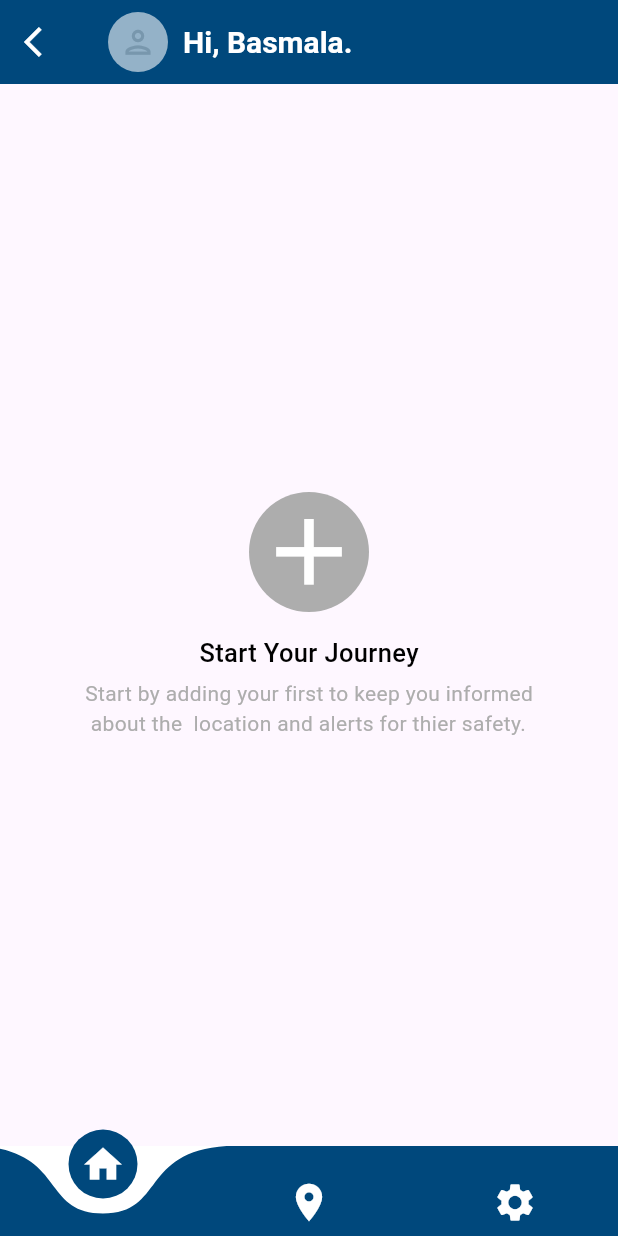
After one commit to aymanaboelela/sight-mata-app-Fluttter-Ai, a Flutter app: the HomeView screen opened by its route, after a tap on the "add" icon, on a phone screen of 412 x 824 dp. The commit adds this screen. Run offline on Flutter 3.47's test engine with Material 3 defaults, Android fonts, the light colour scheme and no system bars; drawn by our look-alikes of curved_navigation_bar; our stand-ins replace bloc, dots_indicator, flutter_bloc, flutter_screenutil, flutter_svg, go_router and 6 more; accounts and stored records are empty; Roboto replaces fonts that are missing (Bahnschrift); project files that could hold a hidden picture were left out.

Commit message:
finish home view

```diff
--- a/lib/core/utils/router/app_router.dart
+++ b/lib/core/utils/router/app_router.dart
@@ -2,6 +2,7 @@
 
 import 'package:go_router/go_router.dart';
 import 'package:sight_mate_app/core/utils/router/page_transition.dart';
+import 'package:sight_mate_app/presentation/screens/Distance_Off_view.dart';
 import 'package:sight_mate_app/presentation/screens/create_acounte.dart';
 import 'package:sight_mate_app/presentation/screens/home_view.dart';
 import 'package:sight_mate_app/presentation/screens/login_view.dart';
@@ -13,7 +14,7 @@ abstract class AppRouter {
   static const kLoginView = '/login';
   static const kHomeView = '/homeview';
   static const kSignUp = '/signup';
-
+  static const kDistanceOff = '/DistanceOff';
   // edit house
 
   static final router = GoRouter(
@@ -41,7 +42,12 @@ abstract class AppRouter {
       GoRoute(
         path: kHomeView,
         pageBuilder: (context, state) =>
-            PageTransitionManager.fadeTransition( HomeView()),
+            PageTransitionManager.fadeTransition(HomeView()),
+      ),
+      GoRoute(
+        path: kDistanceOff,
+        pageBuilder: (context, state) =>
+            PageTransitionManager.fadeTransition(const DistanceOffView()),
       ),
     ],
   );
--- /dev/null
+++ b/lib/presentation/screens/Distance_Off_view.dart
@@ -0,0 +1,142 @@
+import 'package:flutter/material.dart';
+import 'package:sight_mate_app/core/constants/colors.dart';
+import 'package:sight_mate_app/presentation/widgets/CustomTextFormField.dart';
+import 'package:sight_mate_app/presentation/widgets/saveButton.dart';
+
+class DistanceOffView extends StatefulWidget {
+  const DistanceOffView({super.key});
+
+  @override
+  State<DistanceOffView> createState() => _DistanceOffViewState();
+}
+
+class _DistanceOffViewState extends State<DistanceOffView> {
+  bool isSwitched = false; // Initial state
+
+  Widget build(BuildContext context) {
+    return Scaffold(
+      appBar: AppBar(
+        automaticallyImplyLeading: true,
+        backgroundColor: AppColors.primaryBlueColor,
+        leading: IconButton(
+            onPressed: () {
+              Navigator.pop(context);
+            },
+            icon: const Icon(
+              Icons.arrow_back_ios,
+              color: Colors.white,
+            )),
+        title: const Row(
+          children: [
+            CircleAvatar(
+              radius: 20,
+              backgroundColor: Color(0xff94B2C8),
+              child: Icon(
+                Icons.person_outlined,
+                color: Color(0xff7897AD),
+                size: 25,
+              ),
+            ),
+            SizedBox(
+              width: 10,
+            ),
+            Text(
+              "Hi, Basmala.",
+              style: TextStyle(
+                  fontSize: 20,
+                  color: Colors.white,
+                  fontFamily: 'Bahnschrift',
+                  fontWeight: FontWeight.bold),
+            )
+          ],
+        ),
+      ),
+      body:  Padding(
+        padding: const EdgeInsets.only(left: 20, right: 20, top: 50),
+        child: Column(
+          children: [
+            const Customtextformfield(
+              label: "User's Name",
+              hintText: 'Enter name',
+              prefixIcon: Icons.person_3_outlined,
+            ),
+          const SizedBox(height: 20,),
+            const Customtextformfield(
+              label: "Email",
+              hintText:"Enter User's Email",
+              prefixIcon: Icons.email_outlined,
+            ),
+           const SizedBox(height: 30,),
+             Row(
+              mainAxisAlignment: MainAxisAlignment.spaceBetween,
+              children: [
+              const   Text("Set Distance Alert",
+              style: TextStyle(
+                fontSize: 16,
+                fontWeight: FontWeight.bold,
+                color: AppColors.primaryBlueColor
+              ),),
+              Spacer(),
+
+
+
+
+                GestureDetector(
+          onTap: () {
+            setState(() {
+              isSwitched = !isSwitched;
+            });
+          },
+          child: Container(
+            width: 70, // Control width
+            height: 25, // Control height
+            decoration: BoxDecoration(
+              borderRadius: BorderRadius.circular(20),
+              color: isSwitched ? AppColors.primaryBlueColor : Colors.grey[400],
+            ),
+            child: Stack(
+              alignment: Alignment.center,
+              children: [
+                Align(
+                  alignment: isSwitched ? Alignment.centerRight : Alignment.centerLeft,
+                  child: Padding(
+                    padding: const EdgeInsets.symmetric(horizontal: 5.0),
+                    child: Text(
+                      isSwitched ? "on" : "off",
+                      style: TextStyle(
+                        color: isSwitched ? Colors.white : Colors.black,
+                        fontWeight: FontWeight.bold,
+                      ),
+                    ),
+                  ),
+                ),
+                AnimatedAlign(
+                  duration: Duration(milliseconds: 100),
+                  curve: Curves.easeInOut,
+                  alignment: isSwitched ? Alignment.centerRight : Alignment.centerLeft,
+                  child: Container(
+                    width: 20,
+                    height: 20,
+                    margin: const EdgeInsets.symmetric(horizontal: 3),
+                    decoration:const BoxDecoration(
+                      shape: BoxShape.circle,
+                      color: Colors.white,
+                    ),
+                  ),
+                ),
+              ],
+            ),
+          ),
+        ),
+                const Spacer(flex: 3,),
+                const Icon(Icons.info_outline,color: Colors.grey,size: 40,)
+              ],
+            ),
+            const SizedBox(height: 90,),
+          Savebutton(onPressed:(){} ,)
+          ],
+        ),
+      ),
+    );
+  }
+}
--- /dev/null
+++ b/lib/presentation/screens/Distance_On_View.dart
@@ -0,0 +1,176 @@
+import 'package:flutter/material.dart';
+import 'package:sight_mate_app/core/constants/colors.dart';
+import 'package:sight_mate_app/presentation/widgets/CustomTextFormField.dart';
+import 'package:sight_mate_app/presentation/widgets/SetDistanceContainer.dart';
+import 'package:sight_mate_app/presentation/widgets/saveButton.dart';
+
+class DistanceONView extends StatefulWidget {
+  const DistanceONView({super.key});
+
+  @override
+  State<DistanceONView> createState() => _DistanceONViewState();
+}
+
+class _DistanceONViewState extends State<DistanceONView> {
+  bool isSwitched = false; // Initial state
+    double _currentValue = 0;
+
+
+  Widget build(BuildContext context) {
+    return Scaffold(
+      appBar: AppBar(
+        automaticallyImplyLeading: true,
+        backgroundColor: AppColors.primaryBlueColor,
+        leading: IconButton(
+            onPressed: () {
+              Navigator.pop(context);
+            },
+            icon: const Icon(
+              Icons.arrow_back_ios,
+              color: Colors.white,
+            )),
+        title: const Row(
+          children: [
+            CircleAvatar(
+              radius: 20,
+              backgroundColor: Color(0xff94B2C8),
+              child: Icon(
+                Icons.person_outlined,
+                color: Color(0xff7897AD),
+                size: 25,
+              ),
+            ),
+            SizedBox(
+              width: 10,
+            ),
+            Text(
+              "Hi, Basmala.",
+              style: TextStyle(
+                  fontSize: 20,
+                  color: Colors.white,
+                  fontFamily: 'Bahnschrift',
+                  fontWeight: FontWeight.bold),
+            )
+          ],
+        ),
+      ),
+      body:  Padding(
+        padding: const EdgeInsets.only(left: 20, right: 20, top: 30),
+        child: Column(
+          children: [
+            const Customtextformfield(
+              label: "User's Name",
+              hintText: 'Enter name',
+              prefixIcon: Icons.person_3_outlined,
+            ),
+          const SizedBox(height: 20,),
+            const Customtextformfield(
+              label: "Email",
+              hintText:"Enter User's Email",
+              prefixIcon: Icons.email_outlined,
+            ),
+           const SizedBox(height: 30,),
+             Row(
+              mainAxisAlignment: MainAxisAlignment.spaceBetween,
+              children: [
+              const   Text("Set Distance Alert",
+              style: TextStyle(
+                fontSize: 16,
+                fontWeight: FontWeight.bold,
+                color: AppColors.primaryBlueColor
+              ),),
+              Spacer(),
+
+
+
+                GestureDetector(
+          onTap: () {
+            setState(() {
+              isSwitched = !isSwitched;
+            });
+          },
+          child: Container(
+            width: 70, // Control width
+            height: 25, // Control height
+            decoration: BoxDecoration(
+              borderRadius: BorderRadius.circular(20),
+              color: isSwitched ? AppColors.primaryBlueColor : Colors.grey[400],
+            ),
+            child: Stack(
+              alignment: Alignment.center,
+              children: [
+                Align(
+                  alignment: isSwitched ? Alignment.centerRight : Alignment.centerLeft,
+                  child: Padding(
+                    padding: const EdgeInsets.symmetric(horizontal: 5.0),
+                    child: Text(
+                      isSwitched ? "on" : "off",
+                      style: TextStyle(
+                        color: isSwitched ? Colors.white : Colors.black,
+                        fontWeight: FontWeight.bold,
+                      ),
+                    ),
+                  ),
+                ),
+                AnimatedAlign(
+                  duration: Duration(milliseconds: 100),
+                  curve: Curves.easeInOut,
+                  alignment: isSwitched ? Alignment.centerRight : Alignment.centerLeft,
+                  child: Container(
+                    width: 20,
+                    height: 20,
+                    margin: const EdgeInsets.symmetric(horizontal: 3),
+                    decoration:const BoxDecoration(
+                      shape: BoxShape.circle,
+                      color: Colors.white,
+                    ),
+                  ),
+                ),
+              ],
+            ),
+          ),
+        ),
+                const Spacer(flex: 3,),
+                const Icon(Icons.info_outline,color: Colors.grey,size: 40,)
+              ],
+            ),
+            const SizedBox(height: 50,),
+             Slider(
+              value: _currentValue,
+              min: 0,
+              max: 50,
+              divisions: 50,
+              activeColor: AppColors.primaryBlueColor,
+              inactiveColor: Colors.grey,
+              thumbColor: Colors.blue,
+              onChanged: (value) {
+                setState(() {
+                  _currentValue = value;
+                });
+              },
+            ),
+           const Padding(
+              padding:  EdgeInsets.symmetric(horizontal: 25),
+              child:  Row(
+                children: [
+                  Text("0 km",style: TextStyle(color: AppColors.primaryBlueColor,fontWeight: FontWeight.bold),),
+                  Spacer(),
+                  Text("50 km",style: TextStyle(color: AppColors.primaryBlueColor,fontWeight: FontWeight.bold))
+                ],
+              ),
+
+            ),
+           const  SizedBox(height: 20,),
+           const  Text("________________________ OR _________________________",
+            style: TextStyle(fontWeight: FontWeight.bold),),
+            const SizedBox(height: 50,),
+            const SetDistanceContainer(),    // adding the distance form Maps
+            const SizedBox(height: 80,),
+            Savebutton(onPressed: (){})
+
+          ]
+        ),
+      ),
+    );
+  }
+}
--- a/lib/presentation/screens/Settings.dart
+++ b/lib/presentation/screens/Notification_view.dart
@@ -3,11 +3,11 @@
 
 import 'package:flutter/material.dart';
 
-class SettingView extends StatelessWidget {
+class NotificationView extends StatelessWidget {
   @override
   Widget build(BuildContext context) {
-    return Center(
-      child: Text(
+    return const Center(
+      child:  Text(
         "🔔 Settings Page",
         style: TextStyle(fontSize: 24, fontWeight: FontWeight.bold),
       ),
--- /dev/null
+++ b/lib/presentation/screens/StartJourney_view.dart
@@ -0,0 +1,68 @@
+import 'package:flutter/material.dart';
+import 'package:go_router/go_router.dart';
+import 'package:sight_mate_app/core/constants/colors.dart';
+import 'package:sight_mate_app/core/utils/router/app_router.dart';
+
+class StartJourney extends StatelessWidget {
+  @override
+  Widget build(BuildContext context) {
+    return Scaffold(
+      appBar: AppBar(
+        automaticallyImplyLeading: true,
+        backgroundColor: AppColors.primaryBlueColor,
+        leading: IconButton(
+          onPressed: (){
+            Navigator.pop(context);
+          },
+         icon:Icon(Icons.arrow_back_ios,color: Colors.white,) ),
+        title: const Row(
+          children: [
+            CircleAvatar(
+              radius: 20,
+              backgroundColor: Color(0xff94B2C8),
+              child: Icon(
+                Icons.person_outlined,
+                color: Color(0xff7897AD),
+                size: 25,
+              ),
+            ),
+            SizedBox(
+              width: 10,
+            ),
+            Text(
+              "Hi, Basmala.",
+              style: TextStyle(
+                  fontSize: 20,
+                  color: Colors.white,
+                  fontFamily: 'Bahnschrift',
+                  fontWeight: FontWeight.bold),
+            )
+          ],
+        ),
+      ),
+      body:  Center(
+        child: Column(
+          mainAxisAlignment: MainAxisAlignment.center,
+          children: [
+            GestureDetector(
+              onTap: (){
+                //  GoRouter.of(context)
+                //                   .pushReplacement(AppRouter.kDistanceOff);
+              },
+              child: const CircleAvatar(
+                radius: 40,
+                backgroundColor: Color(0xffADADAD),
+                child: Icon(Icons.add,color: Colors.white,size: 75,),
+              ),
+            ),
+            const SizedBox(height: 15,),
+            const Text("Start Your Journey",style: TextStyle(fontWeight: FontWeight.w500,fontSize: 17,color: Colors.black),),
+           const  SizedBox(height: 5,)
+            ,const Text("Start by adding your first to keep you informed\n about the  location and alerts for thier safety.",
+            style:TextStyle(color: Color(0xffADADAD),) ,)
+            ],
+        ),
+      ),
+    );
+  }
+}
--- /dev/null
+++ b/lib/presentation/screens/Users_views.dart
@@ -0,0 +1,60 @@
+import 'package:flutter/material.dart';
+import 'package:sight_mate_app/core/constants/colors.dart';
+import 'package:sight_mate_app/presentation/widgets/AddAnotherUser.dart';
+import 'package:sight_mate_app/presentation/widgets/UserListtile.dart';
+
+class UsersViews extends StatelessWidget {
+  const UsersViews({super.key});
+
+  @override
+  Widget build(BuildContext context) {
+    return Scaffold(
+      appBar: AppBar(
+        automaticallyImplyLeading: true,
+        backgroundColor: AppColors.primaryBlueColor,
+        leading: IconButton(
+            onPressed: () {
+              Navigator.pop(context);
+            },
+            icon: const Icon(
+              Icons.arrow_back_ios,
+              color: Colors.white,
+            )),
+        title: const Row(
+          children: [
+            CircleAvatar(
+              radius: 20,
+              backgroundColor: Color(0xff94B2C8),
+              child: Icon(
+                Icons.person_outlined,
+                color: Color(0xff7897AD),
+                size: 25,
+              ),
+            ),
+            SizedBox(
+              width: 10,
+            ),
+            Text(
+              "Hi, Basmala.",
+              style: TextStyle(
+                  fontSize: 20,
+                  color: Colors.white,
+                  fontFamily: 'Bahnschrift',
+                  fontWeight: FontWeight.bold),
+            )
+          ],
+        ),
+      ),
+      body:const  Padding(
+        padding:  EdgeInsets.only(top: 50),
+        child: Column(
+          children: [
+            UserListtile(),
+            SizedBox(height: 75,),
+            Addanotheruser()
+          ],
+        ),
+      ),
+    );
+  }
+}
--- a/lib/presentation/screens/home_view.dart
+++ b/lib/presentation/screens/home_view.dart
@@ -3,32 +3,23 @@ import 'package:curved_navigation_bar/curved_navigation_bar.dart';
 import 'package:flutter/material.dart';
 import 'package:sight_mate_app/core/constants/colors.dart';
 import 'package:sight_mate_app/presentation/screens/Location_view.dart';
-import 'package:sight_mate_app/presentation/screens/Settings.dart';
+import 'package:sight_mate_app/presentation/screens/Notification_view.dart';
 import 'package:sight_mate_app/presentation/screens/main_View.dart';
 
-class HomeView extends StatelessWidget {
-  @override
-  Widget build(BuildContext context) {
-    return MaterialApp(
-      debugShowCheckedModeBanner: false,
-      home: HomeScreen(),
-    );
-  }
-}
 
-class HomeScreen extends StatefulWidget {
+class HomeView extends StatefulWidget {
   @override
   _HomeScreenState createState() => _HomeScreenState();
 }
 
-class _HomeScreenState extends State<HomeScreen> {
+class _HomeScreenState extends State<HomeView> {
   int _page = 0;
 
   // List of screens to switch between
   final List<Widget> _screens = [
     MainView(),
     LocationView(),
-    SettingView(),
+    NotificationView(),
   ];
 
   @override
--- a/lib/presentation/screens/main_view.dart
+++ b/lib/presentation/screens/main_view.dart
@@ -1,60 +1,21 @@
 import 'package:flutter/material.dart';
-import 'package:sight_mate_app/core/constants/colors.dart';
+import 'package:sight_mate_app/presentation/screens/Distance_Off_view.dart';
+import 'package:sight_mate_app/presentation/screens/Distance_On_View.dart';
+import 'package:sight_mate_app/presentation/screens/StartJourney_view.dart';
+import 'package:sight_mate_app/presentation/screens/Users_views.dart';
 
 class MainView extends StatelessWidget {
+  const MainView({super.key});
+
   @override
   Widget build(BuildContext context) {
-    return Scaffold(
-      appBar: AppBar(
-        automaticallyImplyLeading: true,
-        backgroundColor: AppColors.primaryBlueColor,
-        leading: IconButton(
-          onPressed: (){
-            Navigator.pop(context);
-          },
-         icon:Icon(Icons.arrow_back_ios,color: Colors.white,) ),
-        title: const Row(
-          children: [
-            CircleAvatar(
-              radius: 20,
-              backgroundColor: Color(0xff94B2C8),
-              child: Icon(
-                Icons.person_outlined,
-                color: Color(0xff7897AD),
-                size: 25,
-              ),
-            ),
-            SizedBox(
-              width: 10,
-            ),
-            Text(
-              "Hi, Basmala.",
-              style: TextStyle(
-                  fontSize: 20,
-                  color: Colors.white,
-                  fontFamily: 'Bahnschrift',
-                  fontWeight: FontWeight.bold),
-            )
-          ],
-        ),
-      ),
-      body: const Center(
-        child: Column(
-          mainAxisAlignment: MainAxisAlignment.center,
-          children: [
-            CircleAvatar(
-              radius: 40,
-              backgroundColor: Color(0xffADADAD),
-              child: Icon(Icons.add,color: Colors.white,size: 75,),
-            ),
-            SizedBox(height: 15,),
-            Text("Start Your Journey",style: TextStyle(fontWeight: FontWeight.w500,fontSize: 17,color: Colors.black),),
-            SizedBox(height: 5,)
-            ,Text("Start by adding your first to keep you informed\n about the  location and alerts for thier safety.",
-            style:TextStyle(color: Color(0xffADADAD),) ,)
-            ],
-        ),
-      ),
+    return PageView(
+      children: [
+        StartJourney(),
+        DistanceOffView(),
+        DistanceONView(),
+        UsersViews()
+      ],
     );
   }
 }
--- /dev/null
+++ b/lib/presentation/widgets/AddAnotherUser.dart
@@ -0,0 +1,22 @@
+import 'package:flutter/material.dart';
+
+class Addanotheruser extends StatelessWidget {
+  const Addanotheruser({super.key});
+
+  @override
+  Widget build(BuildContext context) {
+    return  GestureDetector(
+    onTap: (){},
+      child: Container(
+        child: const Row(
+          mainAxisAlignment: MainAxisAlignment.center,
+          children: [
+            Icon(Icons.person_add_alt_outlined,size: 40,color: Colors.grey,),
+            SizedBox(width: 10,),
+            Text("Add another One",style: TextStyle(color: Colors.grey,fontSize: 16,fontWeight: FontWeight.w500),),
+          ],
+        ),
+      ),
+    );
+  }
+}
--- a/lib/presentation/widgets/CustomTextFormField.dart
+++ b/lib/presentation/widgets/CustomTextFormField.dart
@@ -29,8 +29,9 @@ class Customtextformfield extends StatelessWidget {
         Text(
           label, // the text above TextFormField
           style: const TextStyle(
-            fontSize: 18,
+            fontSize: 16,
             fontFamily: 'Bahnschrift',
+            fontWeight: FontWeight.bold
           ),
         ),
         const SizedBox(
--- /dev/null
+++ b/lib/presentation/widgets/SetDistanceContainer.dart
@@ -0,0 +1,29 @@
+import 'package:flutter/material.dart';
+
+class SetDistanceContainer extends StatelessWidget {
+  const SetDistanceContainer({super.key});
+
+  @override
+  Widget build(BuildContext context) {
+    return Container(
+      alignment: Alignment.center,
+      width: 265,
+      height:25 ,
+      decoration: BoxDecoration(
+        color: Colors.white,
+        border: Border.all(color: Colors.grey,width: 1.2),
+        borderRadius: BorderRadius.circular(5),
+        boxShadow: const[
+          BoxShadow(
+            color: Colors.grey,
+            offset: Offset(0,3),
+            blurRadius: 3
+          )
+        ]
+
+
+      ),
+      child:const  Text("Set the distance from map",style: TextStyle(color: Colors.black,fontWeight: FontWeight.bold,fontSize: 17),),
+    );
+  }
+}
--- /dev/null
+++ b/lib/presentation/widgets/UserListtile.dart
@@ -0,0 +1,20 @@
+import 'package:flutter/material.dart';
+
+class UserListtile extends StatelessWidget {
+  const UserListtile({super.key});
+
+  @override
+  Widget build(BuildContext context) {
+    return Container(
+              decoration: BoxDecoration(
+                color: const Color(0xffF7F7F7),
+                border: Border.all(color: const Color(0xffBFC9D0),width: 1.2),
+              ),
+              child:  ListTile(
+                leading: const Icon(Icons.person_outlined,size: 40,color: Colors.grey,),
+                title:  const Text("Maryem",style: TextStyle(color: Colors.black,fontSize: 18,fontWeight: FontWeight.bold),),
+                trailing: IconButton(onPressed: (){},icon:const  Icon(Icons.arrow_forward,size: 35,color: Colors.grey,), ),
+              ),
+            );
+  }
+}
--- /dev/null
+++ b/lib/presentation/widgets/saveButton.dart
@@ -0,0 +1,35 @@
+import 'package:flutter/material.dart';
+import 'package:sight_mate_app/core/constants/colors.dart';
+
+class Savebutton extends StatelessWidget {
+  const Savebutton({super.key, required this.onPressed});
+ final VoidCallback onPressed;
+
+  @override
+  Widget build(BuildContext context) {
+    return  GestureDetector(
+      onTap: () {
+        onPressed();
+      },
+      child: Container(
+      alignment: Alignment.center,
+         width: 110,
+         height: 35,
+         decoration: const BoxDecoration(
+          color: AppColors.primaryBlueColor,
+          borderRadius: BorderRadius.all(Radius.circular(5)),
+          boxShadow: [
+            BoxShadow(
+              color: Colors.grey,
+              offset: Offset(5.0, 5.0),
+              blurRadius: 10
+            )
+
+          ]
+
+         ),
+         child: const Text("Save",style: TextStyle(color: Colors.white,fontSize: 15,fontWeight: FontWeight.bold),),
+      ),
+    );
+  }
+}
--- a/pubspec.yaml
+++ b/pubspec.yaml
@@ -37,6 +37,7 @@ dependencies:
   flutter_bloc: ^9.0.0
   flutter_screenutil: ^5.9.3
   flutter_svg: ^2.0.17
+  font_awesome_flutter: ^10.8.0
   go_router: ^14.7.2
   google_fonts: ^6.2.1
   lottie: ^3.3.1
```
Also changed, not shown: pubspec.lock.
